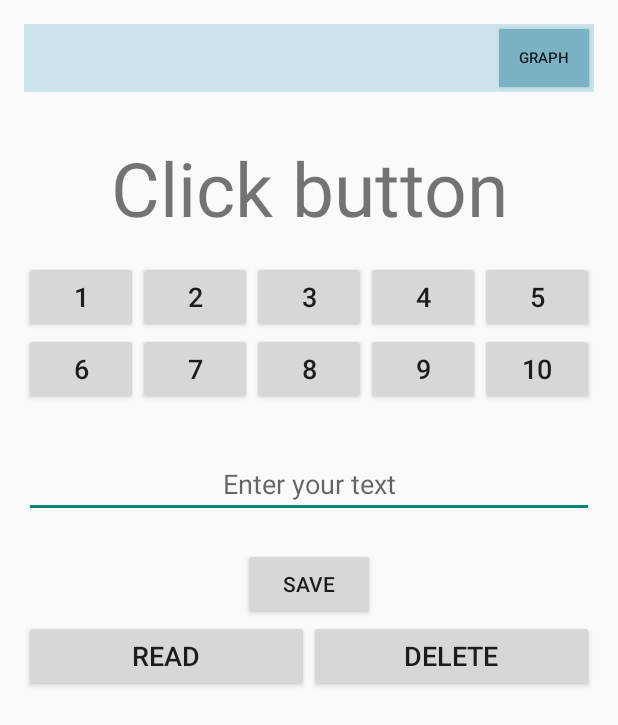
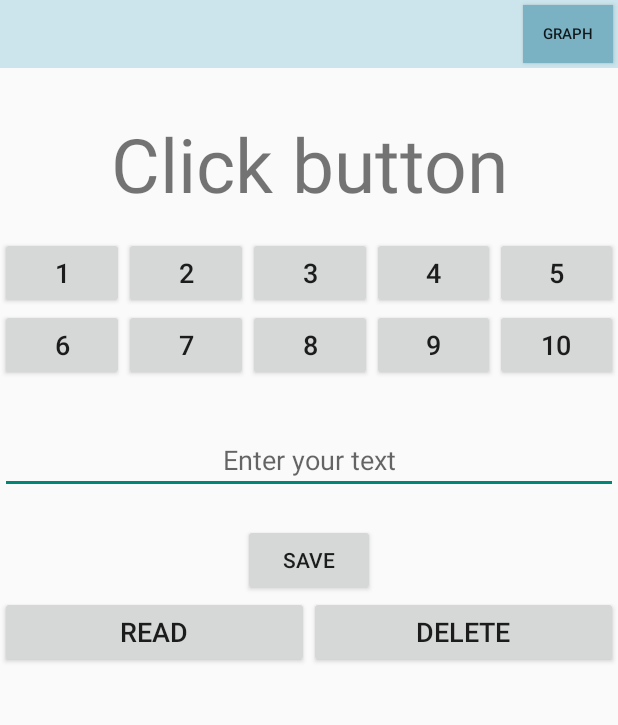
Before and after one commit to AlexandrMarikutsa/NewTestApp, an Android app: the screen it shows after launch (MainActivity), on a phone screen of 412 x 824 dp. Shown: the top 725 px of the screen. Run offline under Robolectric (Android 15) with nearby library versions, the phone set to English and light mode, and no system bars.

Commit message:
fixed acis Y

```diff
--- a/app/src/main/res/layout/activity_main.xml
+++ b/app/src/main/res/layout/activity_main.xml
@@ -1,8 +1,6 @@
 <RelativeLayout xmlns:android="http://schemas.android.com/apk/res/android"
     xmlns:tools="http://schemas.android.com/tools" android:layout_width="match_parent"
-    android:layout_height="wrap_content" android:paddingLeft="@dimen/activity_horizontal_margin"
-    android:paddingRight="@dimen/activity_horizontal_margin"
-    android:paddingTop="@dimen/activity_vertical_margin"
+    android:layout_height="wrap_content"
     android:paddingBottom="@dimen/activity_vertical_margin" tools:context=".MainActivity">
 
     <android.support.v7.widget.Toolbar
--- a/app/src/main/res/layout/graph.xml
+++ b/app/src/main/res/layout/graph.xml
@@ -1,5 +1,6 @@
 <RelativeLayout xmlns:android="http://schemas.android.com/apk/res/android"
     xmlns:tools="http://schemas.android.com/tools"
+    android:id="@+id/chart_relative"
     android:layout_width="match_parent"
     android:layout_height="match_parent">
 
```
Also changed, not shown: app/src/main/java/com/demo/develop/newtestapp/Graph.java (+25 -8 lines).
